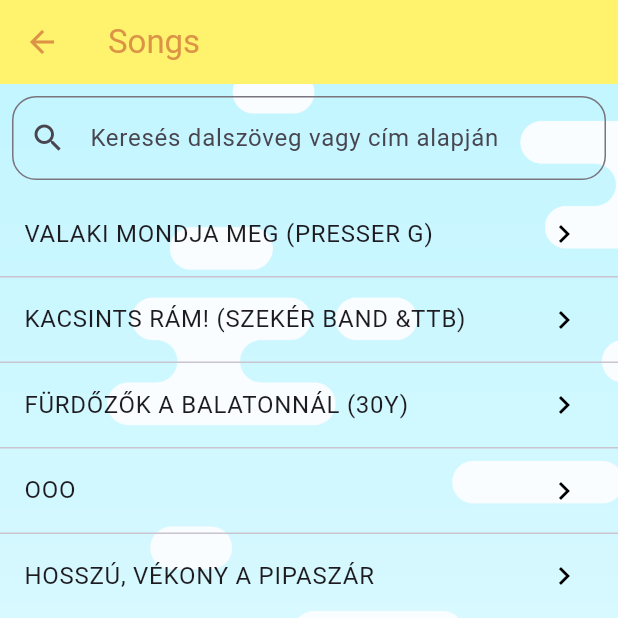
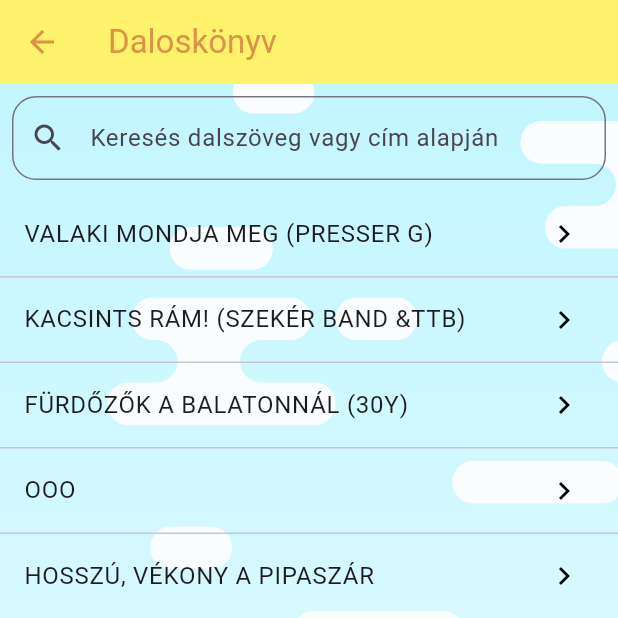
Before and after one commit to TomiSzabo00/TiszAppFlutter, a Flutter app: the SongsScreen screen opened directly, on a phone screen of 412 x 824 dp, the top half of it. Run offline on Flutter 3.47's test engine with Material 2 defaults, Android fonts, the phone set to English and light mode, and no system bars; our stand-ins replace auto_size_text, cached_network_image, community_material_icon, dio, equatable, firebase_auth and 16 more; missing offline and left inert: battery_info, gal, super_banners; accounts and stored records are empty; network calls fail.

Commit message:
Fix songs screen title

```diff
--- a/lib/views/songs_screen.dart
+++ b/lib/views/songs_screen.dart
@@ -15,7 +15,7 @@ class SongsScreenState extends State<SongsScreen>
     final isDarkTheme = Theme.of(context).brightness == Brightness.dark;
     return Scaffold(
       appBar: AppBar(
-        title: const Text('Songs'),
+        title: const Text('Daloskönyv'),
       ),
       body: Container(
         decoration: BoxDecoration(
```
